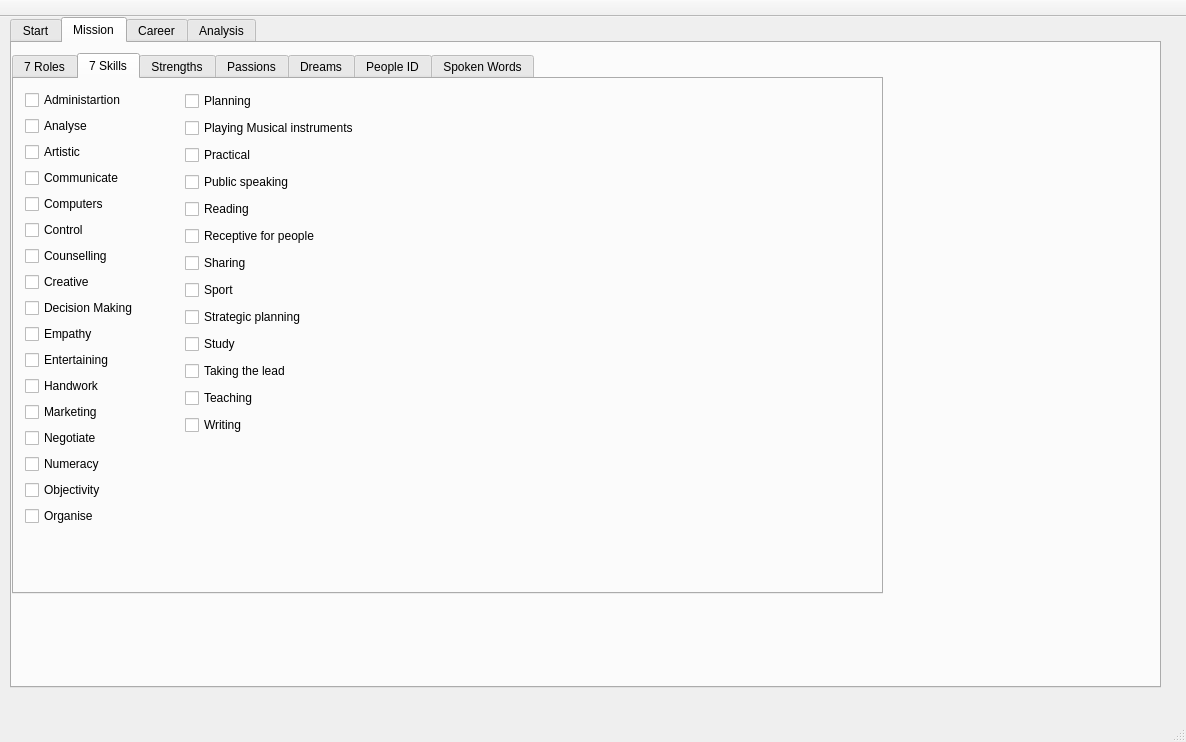
Above: src/prothesis-gui/mainwindow.ui from egeldenhuys/prothesis before the change. Below: the same form after it.
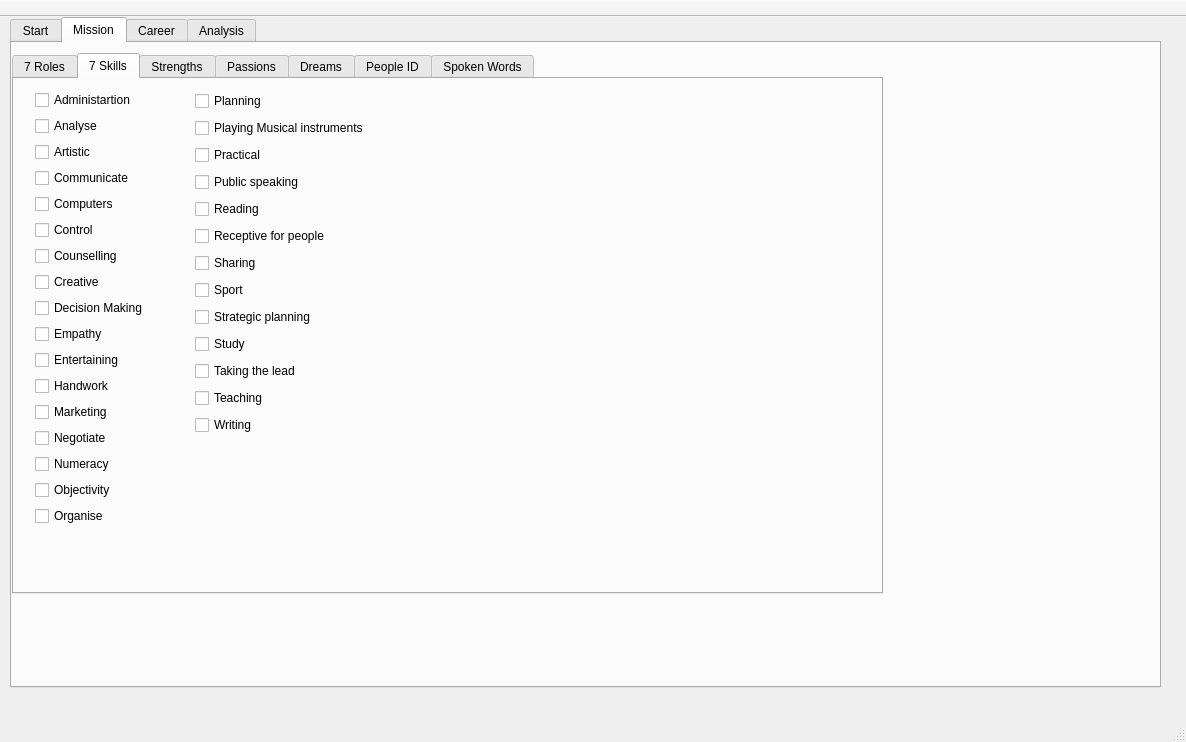
That is the form after the change. The open tabs and pages were chosen to show the change.

```diff
--- a/src/prothesis-gui/mainwindow.ui
+++ b/src/prothesis-gui/mainwindow.ui
@@ -737,7 +737,7 @@
        <widget class="QWidget" name="verticalLayoutWidget_3">
         <property name="geometry">
          <rect>
-          <x>0</x>
+          <x>10</x>
           <y>0</y>
           <width>160</width>
           <height>472</height>
@@ -868,7 +868,7 @@
        <widget class="QWidget" name="verticalLayoutWidget_4">
         <property name="geometry">
          <rect>
-          <x>160</x>
+          <x>170</x>
           <y>0</y>
           <width>199</width>
           <height>459</height>
```
Left out of the diff: 126 changed lines with no effect on the pictures.
